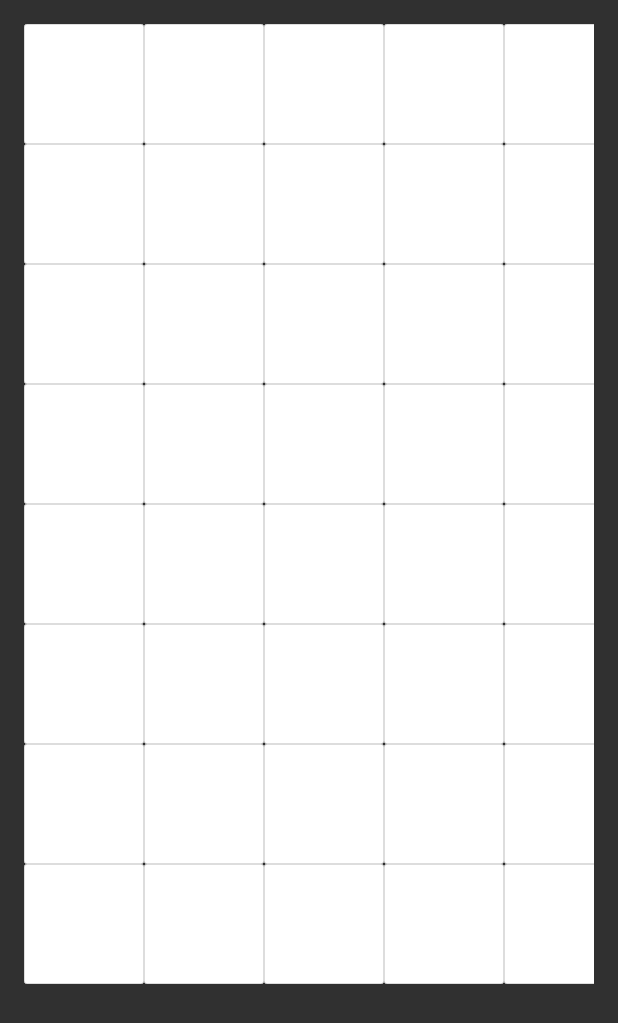
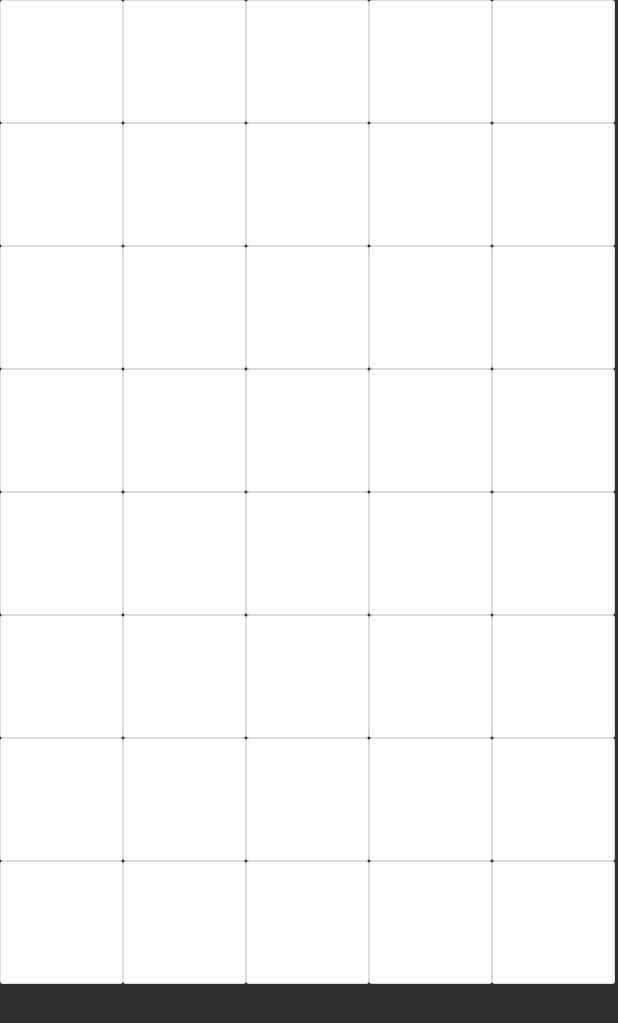
Before and after one commit to masalthunlass/gameOfLife, an Android app: the screen it shows after launch (MainActivity), on a phone screen of 412 x 824 dp. Shown: the top 1023 px of the screen. Run offline under Robolectric (Android 15) with nearby library versions, the phone set to English and light mode, and no system bars.

Commit message:
grid adjustments

```diff
--- a/app/src/main/java/com/example/masala/gameoflife/presentation/MainActivity.kt
+++ b/app/src/main/java/com/example/masala/gameoflife/presentation/MainActivity.kt
@@ -23,8 +23,8 @@ class MainActivity : AppCompatActivity() {
 
                 val displayMetrics = DisplayMetrics()
                 windowManager.defaultDisplay.getMetrics(displayMetrics)
-                val maxWidth = displayMetrics.widthPixels - 16
-                val maxHeight = displayMetrics.heightPixels - 16
+                val maxWidth = displayMetrics.widthPixels
+                val maxHeight = displayMetrics.heightPixels
 
                 @Suppress("UNCHECKED_CAST")
                 return GridViewModel(maxWidth, maxHeight) as T
--- a/app/src/main/res/layout/grid_layout.xml
+++ b/app/src/main/res/layout/grid_layout.xml
@@ -2,7 +2,7 @@
 <LinearLayout xmlns:android="http://schemas.android.com/apk/res/android"
     android:layout_width="match_parent"
     android:layout_height="match_parent"
-    android:padding="16dp"
+    android:gravity="center"
     android:id="@+id/gridContainer"
     android:orientation="vertical">
 
```
